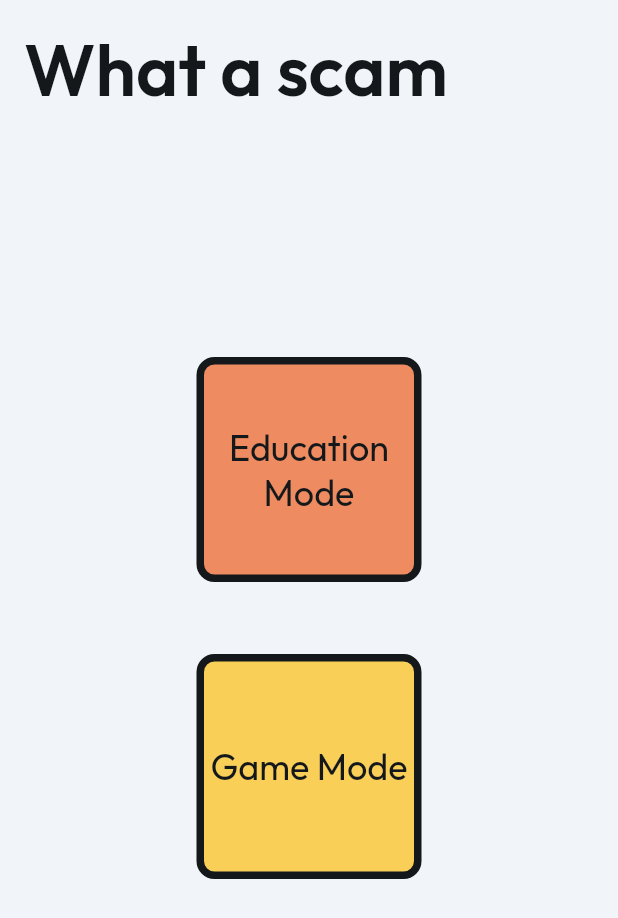
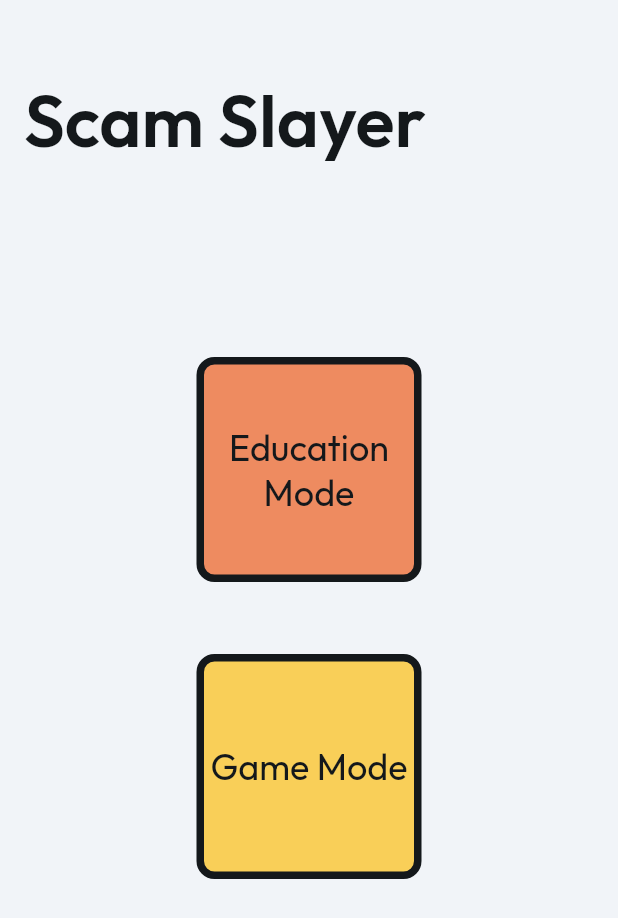
Before and after one commit to AlexT132/VHack2024-ScamSlayer, a Flutter app: the screen it shows after launch, on a phone screen of 412 x 824 dp. Shown: the top 918 px of the screen. Run offline on Flutter 3.47's test engine with Material 3 defaults, Android fonts, the phone set to English and light mode, and no system bars; our stand-ins replace auto_size_text, flutter_animate, flutter_card_swiper, font_awesome_flutter, from_css_color, go_router and 7 more; missing offline and left inert: json_path.

Commit message:
Updating to latest FlutterFlow output.

```diff
--- a/lib/main/selection/selection_widget.dart
+++ b/lib/main/selection/selection_widget.dart
@@ -46,9 +46,9 @@ class _SelectionWidgetState extends State<SelectionWidget> {
               children: [
                 Padding(
                   padding:
-                      const EdgeInsetsDirectional.fromSTEB(16.0, 16.0, 0.0, 16.0),
+                      const EdgeInsetsDirectional.fromSTEB(16.0, 50.0, 0.0, 16.0),
                   child: Text(
-                    'What a scam',
+                    'Scam Slayer',
                     textAlign: TextAlign.start,
                     style: FlutterFlowTheme.of(context).headlineLarge.override(
                           fontFamily: 'Outfit',
```
